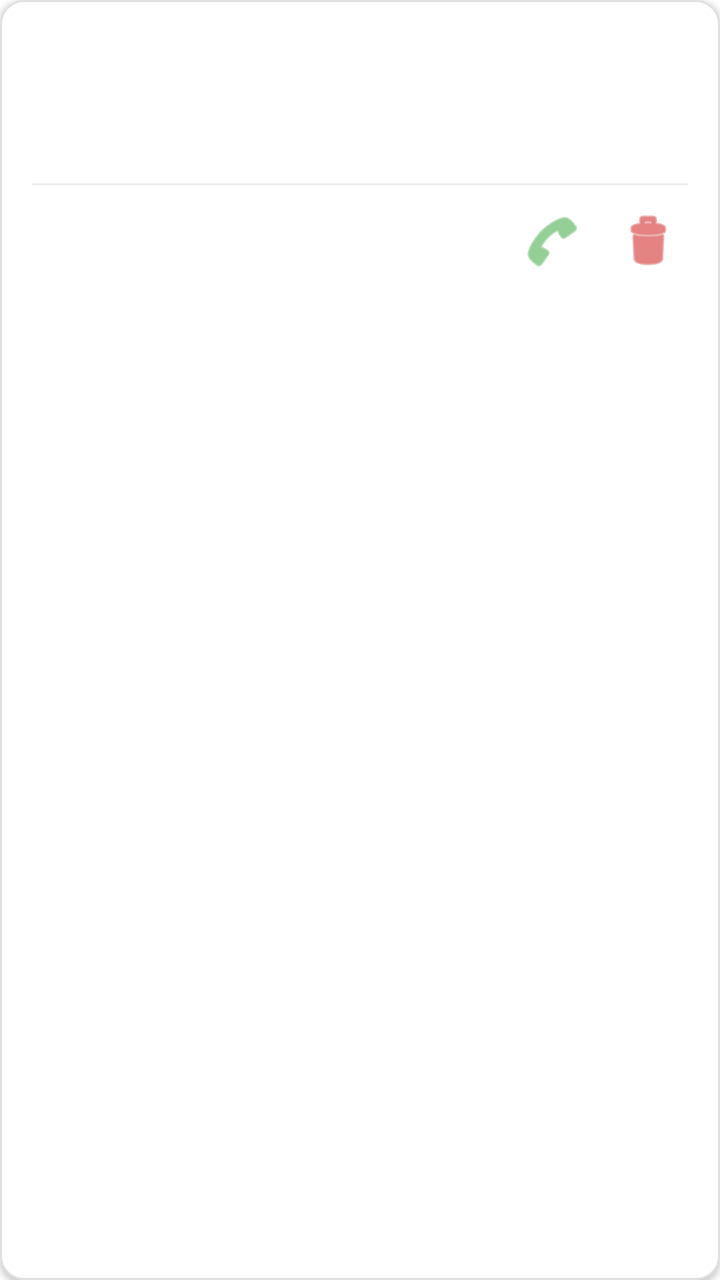
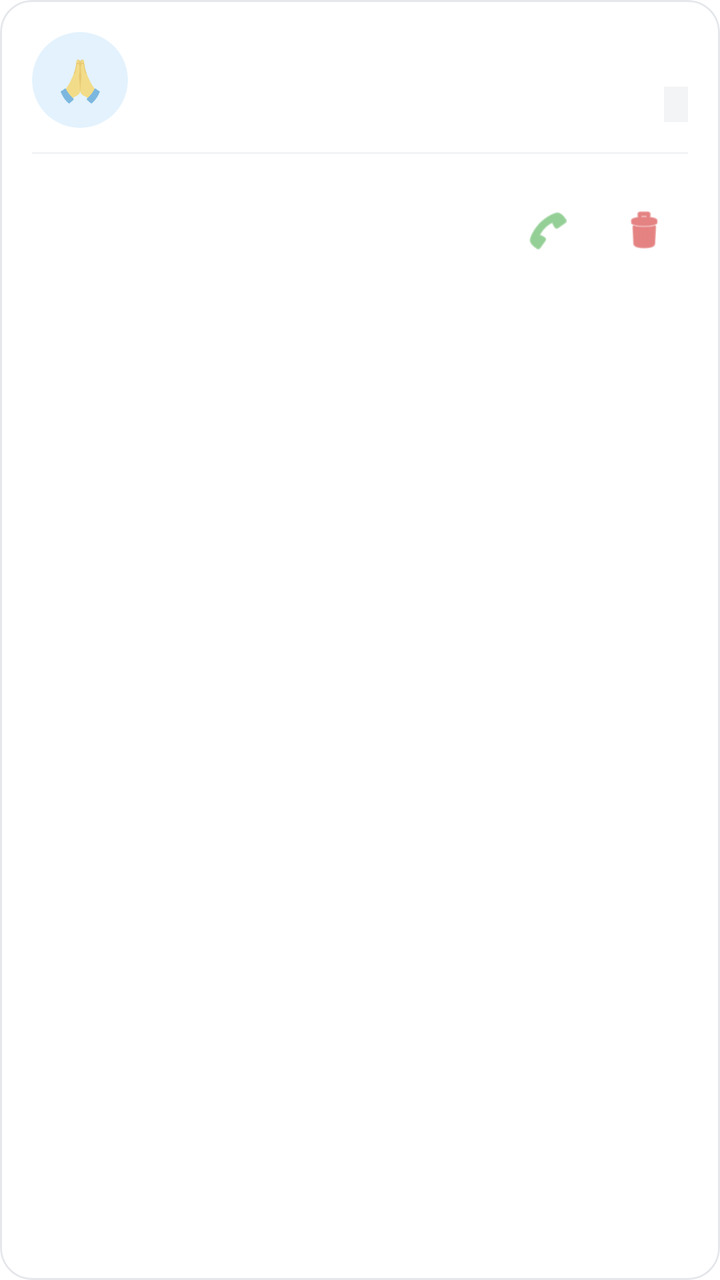

Screens rendered from an Android XML layout before and after an edit, with the pre-edit source and the edit as a unified diff.
<!-- AndroidManifest.xml: application theme Theme.MaterialComponents.Light.NoActionBar -->
<!-- res/layout/item_member.xml -->
<?xml version="1.0" encoding="utf-8"?>
<com.google.android.material.card.MaterialCardView xmlns:android="http://schemas.android.com/apk/res/android"
    xmlns:app="http://schemas.android.com/apk/res-auto"
    android:layout_width="match_parent" 
    android:layout_height="wrap_content"
    app:cardCornerRadius="12dp" 
    app:cardElevation="2dp" 
    android:layout_marginBottom="12dp"
    app:strokeWidth="1dp" 
    app:strokeColor="#E0E0E0" 
    app:cardBackgroundColor="#FFFFFF">

    <LinearLayout 
        android:layout_width="match_parent" 
        android:layout_height="wrap_content" 
        android:orientation="vertical" 
        android:padding="16dp">

        <LinearLayout 
            android:layout_width="match_parent" 
            android:layout_height="wrap_content" 
            android:orientation="horizontal" 
            android:layout_marginBottom="4dp">

            <TextView 
                android:id="@+id/tvMemberName" 
                android:layout_width="0dp" 
                android:layout_weight="1" 
                android:layout_height="wrap_content" 
                android:textSize="18sp" 
                android:textStyle="bold" 
                android:textColor="#212121"
                android:singleLine="true"
                android:ellipsize="end"/>

            <TextView 
                android:id="@+id/tvMemberDonation" 
                android:layout_width="wrap_content" 
                android:layout_height="wrap_content" 
                android:textSize="16sp" 
                android:textStyle="bold" 
                android:textColor="#2E7D32"/>
        </LinearLayout>

        <LinearLayout 
            android:layout_width="match_parent" 
            android:layout_height="wrap_content" 
            android:orientation="horizontal" 
            android:layout_marginBottom="4dp">

            <TextView 
                android:id="@+id/tvMemberId" 
                android:layout_width="0dp" 
                android:layout_weight="1" 
                android:layout_height="wrap_content" 
                android:textSize="14sp" 
                android:textColor="#424242" 
                android:singleLine="true"/>

            <TextView 
                android:id="@+id/tvMemberPhone" 
                android:layout_width="wrap_content" 
                android:layout_height="wrap_content" 
                android:textSize="14sp" 
                android:textColor="#424242" 
                android:singleLine="true" 
                android:gravity="end"/>
        </LinearLayout>
        
        <TextView 
            android:id="@+id/tvMemberGotra" 
            android:layout_width="match_parent" 
            android:layout_height="wrap_content" 
            android:textSize="12sp" 
            android:textColor="#E65100" 
            android:textStyle="italic"
            android:layout_marginBottom="8dp"/>

        <View 
            android:layout_width="match_parent" 
            android:layout_height="1dp" 
            android:background="#EEEEEE" 
            android:layout_marginBottom="8dp"/>

        <LinearLayout 
            android:layout_width="match_parent" 
            android:layout_height="wrap_content" 
            android:orientation="horizontal"
            android:gravity="center_vertical">

            <LinearLayout 
                android:layout_width="0dp" 
                android:layout_weight="1"
                android:layout_height="wrap_content" 
                android:orientation="vertical">

                <TextView 
                    android:id="@+id/tvMemberJoined" 
                    android:layout_width="match_parent" 
                    android:layout_height="wrap_content" 
                    android:textSize="12sp" 
                    android:textColor="#757575" 
                    android:layout_marginBottom="4dp"/>

                <TextView 
                    android:id="@+id/tvLastDonation" 
                    android:layout_width="match_parent" 
                    android:layout_height="wrap_content" 
                    android:textSize="12sp" 
                    android:textStyle="italic" 
                    android:textColor="#757575"/>
            </LinearLayout>

            
            <ImageButton 
                android:id="@+id/btnMemberWhatsApp" 
                android:layout_width="40dp" 
                android:layout_height="40dp" 
                android:src="@android:drawable/ic_menu_call" 
                android:background="?attr/selectableItemBackgroundBorderless" 
                android:tint="#4CAF50"
                android:layout_marginEnd="8dp"/>
                
            <ImageButton 
                android:id="@+id/btnMemberDelete" 
                android:layout_width="40dp" 
                android:layout_height="40dp" 
                android:src="@android:drawable/ic_menu_delete" 
                android:background="?attr/selectableItemBackgroundBorderless" 
                android:tint="#D32F2F"/>

        </LinearLayout>
    </LinearLayout>
</com.google.android.material.card.MaterialCardView>
<!-- resources referenced by this layout -->
<resources>

</resources>

<!-- the commit's change to res/layout/item_member.xml (unified diff, before → after) -->
@@ -1,14 +1,18 @@
 <?xml version="1.0" encoding="utf-8"?>
 <com.google.android.material.card.MaterialCardView xmlns:android="http://schemas.android.com/apk/res/android"
     xmlns:app="http://schemas.android.com/apk/res-auto"
+    xmlns:tools="http://schemas.android.com/tools"
     android:layout_width="match_parent" 
     android:layout_height="wrap_content"
-    app:cardCornerRadius="12dp" 
-    app:cardElevation="2dp" 
     android:layout_marginBottom="12dp"
+    android:clickable="true"
+    android:focusable="true"
+    android:foreground="?attr/selectableItemBackground"
+    app:cardBackgroundColor="#FFFFFF"
+    app:cardCornerRadius="16dp" 
+    app:cardElevation="0dp"
     app:strokeWidth="1dp" 
-    app:strokeColor="#E0E0E0" 
-    app:cardBackgroundColor="#FFFFFF">
+    app:strokeColor="#E5E7EB">
 
     <LinearLayout 
         android:layout_width="match_parent" 
@@ -16,72 +20,97 @@
         android:orientation="vertical" 
         android:padding="16dp">
 
+        
         <LinearLayout 
             android:layout_width="match_parent" 
             android:layout_height="wrap_content" 
-            android:orientation="horizontal" 
-            android:layout_marginBottom="4dp">
+            android:orientation="horizontal"
+            android:gravity="center_vertical">
+            
+            
+            <com.google.android.material.card.MaterialCardView
+                android:layout_width="48dp"
+                android:layout_height="48dp"
+                app:cardBackgroundColor="#E3F2FD"
+                app:cardCornerRadius="24dp"
+                app:cardElevation="0dp"
+                app:strokeWidth="0dp">
+                
+                <TextView
+                    android:layout_width="match_parent"
+                    android:layout_height="match_parent"
+                    android:text="🙏"
+                    android:textSize="20sp"
+                    android:gravity="center" />
+            </com.google.android.material.card.MaterialCardView>
 
-            <TextView 
-                android:id="@+id/tvMemberName" 
+            
+            <LinearLayout 
                 android:layout_width="0dp" 
                 android:layout_weight="1" 
                 android:layout_height="wrap_content" 
-                android:textSize="18sp" 
-                android:textStyle="bold" 
-                android:textColor="#212121"
-                android:singleLine="true"
-                android:ellipsize="end"/>
+                android:orientation="vertical"
+                android:layout_marginStart="12dp">
 
-            <TextView 
-                android:id="@+id/tvMemberDonation" 
+                <TextView 
+                    android:id="@+id/tvMemberName" 
+                    android:layout_width="wrap_content" 
+                    android:layout_height="wrap_content" 
+                    android:textSize="17sp" 
+                    android:textStyle="bold" 
+                    android:textColor="#212121"
+                    android:fontFamily="sans-serif-medium"
+                    android:singleLine="true"
+                    android:ellipsize="end"/>
+
+                <TextView 
+                    android:id="@+id/tvMemberGotra" 
+                    android:layout_width="wrap_content" 
+                    android:layout_height="wrap_content" 
+                    android:textSize="12sp" 
+                    android:textColor="#E65100" 
+                    android:textStyle="bold"
+                    android:layout_marginTop="2dp"/>
+            </LinearLayout>
+
+            
+            <LinearLayout 
                 android:layout_width="wrap_content" 
                 android:layout_height="wrap_content" 
-                android:textSize="16sp" 
-                android:textStyle="bold" 
-                android:textColor="#2E7D32"/>
+                android:orientation="vertical"
+                android:gravity="end">
+
+                <TextView 
+                    android:id="@+id/tvMemberDonation" 
+                    android:layout_width="wrap_content" 
+                    android:layout_height="wrap_content" 
+                    android:textSize="15sp" 
+                    android:textStyle="bold" 
+                    android:fontFamily="sans-serif-black"
+                    android:textColor="#2E7D32"/>
+
+                <TextView 
+                    android:id="@+id/tvMemberId" 
+                    android:layout_width="wrap_content" 
+                    android:layout_height="wrap_content" 
+                    android:textSize="10sp" 
+                    android:textStyle="bold"
+                    android:textColor="#757575" 
+                    android:layout_marginTop="4dp"
+                    android:background="#F3F4F6"
+                    android:paddingHorizontal="6dp"
+                    android:paddingVertical="2dp"
+                    android:singleLine="true"/>
+            </LinearLayout>
         </LinearLayout>
-
-        <LinearLayout 
-            android:layout_width="match_parent" 
-            android:layout_height="wrap_content" 
-            android:orientation="horizontal" 
-            android:layout_marginBottom="4dp">
-
-            <TextView 
-                android:id="@+id/tvMemberId" 
-                android:layout_width="0dp" 
-                android:layout_weight="1" 
-                android:layout_height="wrap_content" 
-                android:textSize="14sp" 
-                android:textColor="#424242" 
-                android:singleLine="true"/>
-
-            <TextView 
-                android:id="@+id/tvMemberPhone" 
-                android:layout_width="wrap_content" 
-                android:layout_height="wrap_content" 
-                android:textSize="14sp" 
-                android:textColor="#424242" 
-                android:singleLine="true" 
-                android:gravity="end"/>
-        </LinearLayout>
-        
-        <TextView 
-            android:id="@+id/tvMemberGotra" 
-            android:layout_width="match_parent" 
-            android:layout_height="wrap_content" 
-            android:textSize="12sp" 
-            android:textColor="#E65100" 
-            android:textStyle="italic"
-            android:layout_marginBottom="8dp"/>
 
         <View 
             android:layout_width="match_parent" 
             android:layout_height="1dp" 
-            android:background="#EEEEEE" 
-            android:layout_marginBottom="8dp"/>
+            android:background="#F3F4F6" 
+            android:layout_marginVertical="12dp"/>
 
+        
         <LinearLayout 
             android:layout_width="match_parent" 
             android:layout_height="wrap_content" 
@@ -93,42 +122,64 @@
                 android:layout_weight="1"
                 android:layout_height="wrap_content" 
                 android:orientation="vertical">
+                
+                <TextView 
+                    android:id="@+id/tvMemberPhone" 
+                    android:layout_width="wrap_content" 
+                    android:layout_height="wrap_content" 
+                    android:textSize="13sp" 
+                    android:textColor="#212121" 
+                    android:textStyle="bold"
+                    android:singleLine="true"/>
 
                 <TextView 
                     android:id="@+id/tvMemberJoined" 
-                    android:layout_width="match_parent" 
+                    android:layout_width="wrap_content" 
                     android:layout_height="wrap_content" 
-                    android:textSize="12sp" 
-                    android:textColor="#757575" 
-                    android:layout_marginBottom="4dp"/>
+                    android:textSize="11sp" 
+                    android:textColor="#9E9E9E" 
+                    android:layout_marginTop="4dp"/>
 
                 <TextView 
                     android:id="@+id/tvLastDonation" 
-                    android:layout_width="match_parent" 
+                    android:layout_width="wrap_content" 
                     android:layout_height="wrap_content" 
-                    android:textSize="12sp" 
+                    android:textSize="11sp" 
                     android:textStyle="italic" 
-                    android:textColor="#757575"/>
+                    android:textColor="#757575"
+                    android:layout_marginTop="2dp"/>
             </LinearLayout>
 
             
-            <ImageButton 
-                android:id="@+id/btnMemberWhatsApp" 
-                android:layout_width="40dp" 
-                android:layout_height="40dp" 
-                android:src="@android:drawable/ic_menu_call" 
-                android:background="?attr/selectableItemBackgroundBorderless" 
-                android:tint="#4CAF50"
-                android:layout_marginEnd="8dp"/>
+            <LinearLayout
+                android:layout_width="wrap_content"
+                android:layout_height="wrap_content"
+                android:orientation="horizontal"
+                android:gravity="center_vertical">
                 
-            <ImageButton 
-                android:id="@+id/btnMemberDelete" 
-                android:layout_width="40dp" 
-                android:layout_height="40dp" 
-                android:src="@android:drawable/ic_menu_delete" 
-                android:background="?attr/selectableItemBackgroundBorderless" 
-                android:tint="#D32F2F"/>
+                <ImageButton 
+                    android:id="@+id/btnMemberWhatsApp" 
+                    android:layout_width="44dp" 
+                    android:layout_height="44dp" 
+                    android:src="@android:drawable/ic_menu_call" 
+                    android:background="?attr/selectableItemBackgroundBorderless" 
+                    app:tint="#4CAF50"
+                    android:scaleType="centerInside"
+                    android:padding="10dp"
+                    android:layout_marginEnd="4dp"
+                    android:contentDescription="WhatsApp Contact"/>
 
+                <ImageButton 
+                    android:id="@+id/btnMemberDelete" 
+                    android:layout_width="44dp" 
+                    android:layout_height="44dp" 
+                    android:src="@android:drawable/ic_menu_delete" 
+                    android:background="?attr/selectableItemBackgroundBorderless" 
+                    app:tint="#D32F2F"
+                    android:scaleType="centerInside"
+                    android:padding="10dp"
+                    android:contentDescription="Remove Devotee"/>
+            </LinearLayout>
         </LinearLayout>
     </LinearLayout>
 </com.google.android.material.card.MaterialCardView>
